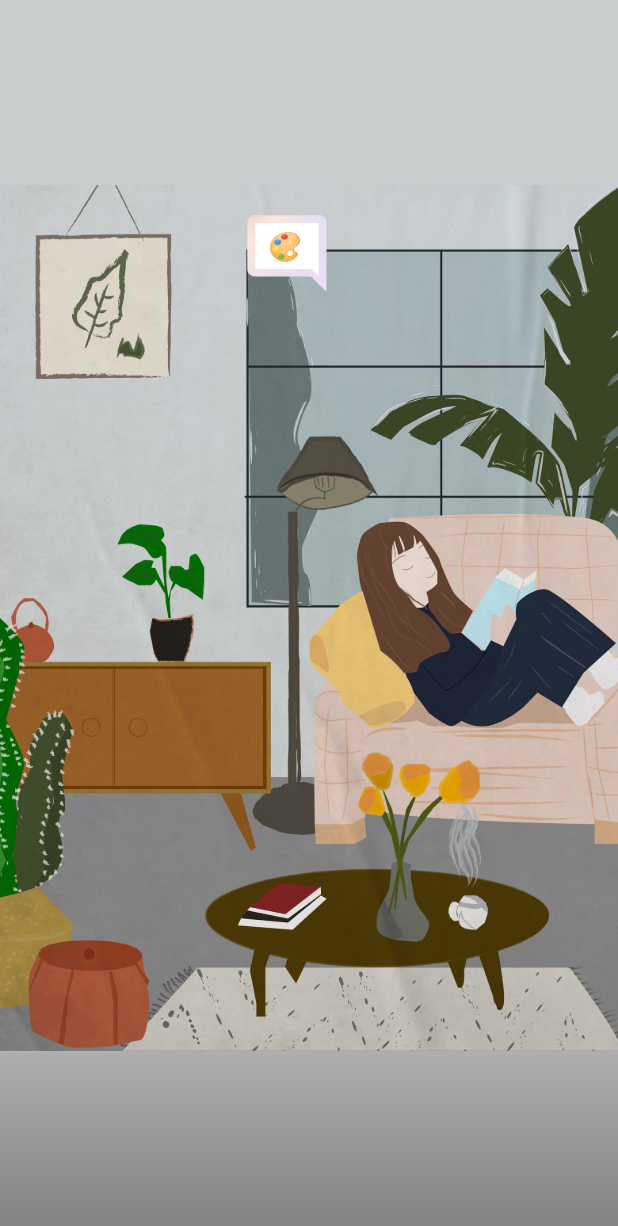
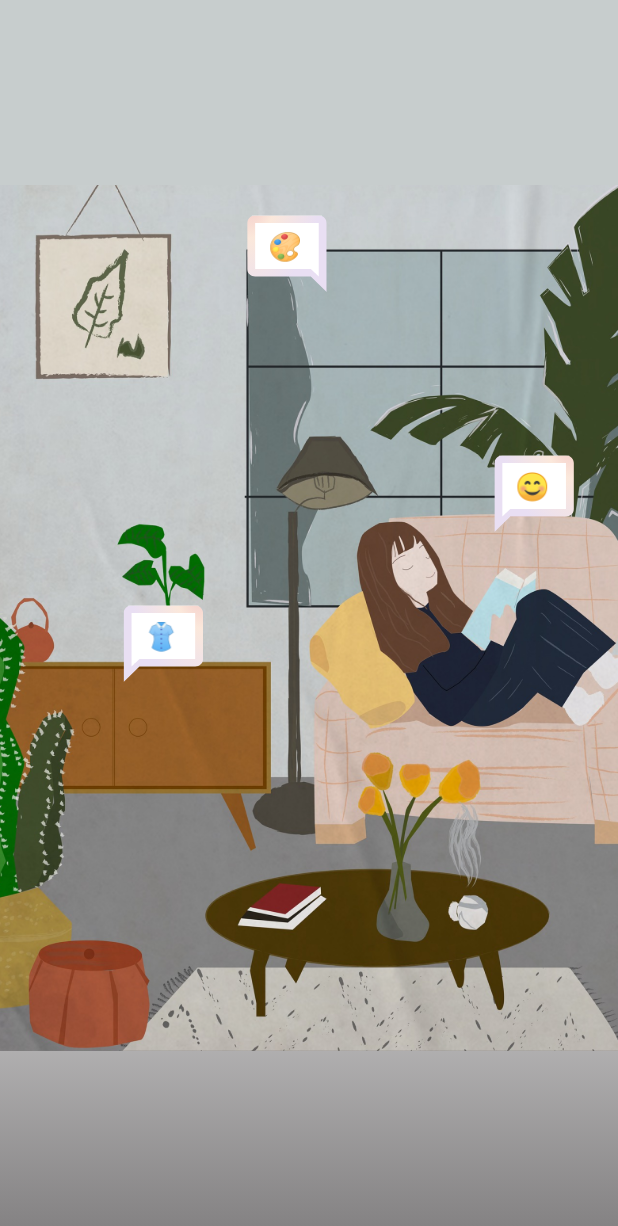
Before and after one commit to samuelchanx/beyondhack-app, a Flutter app: the screen it shows after launch, on a phone screen of 412 x 824 dp. Shown: the top 1226 px of the screen. Run offline on Flutter 3.47's test engine with Material 2 defaults, Android fonts, the phone set to English and light mode, and no system bars; our stand-ins replace animate_do, app_links, chat_bubbles, dartx, equatable, firebase_auth and 10 more; missing offline and left inert: artemis, gql, nhost_graphql_adapter, nhost_sdk, sign_button; accounts and stored records are empty.

Commit message:
feat: add chat bubbles for home page

```diff
--- a/lib/features/home/home_page.dart
+++ b/lib/features/home/home_page.dart
@@ -33,7 +33,17 @@ class HomePage extends StatelessWidget {
                       ),
                     ),
                   ),
-                  ChatBubble().positioned(left: Get.width * 0.4, top: 20),
+                  const ChatBubble(
+                    text: '🎨',
+                  ).positioned(left: Get.width * 0.4, top: 20),
+                  const ChatBubble(
+                    text: '👚',
+                    rotated: true,
+                  ).positioned(left: Get.width * 0.2, top: 280),
+                  const ChatBubble(
+                    text: '😊',
+                    rotated: true,
+                  ).positioned(left: Get.width * 0.8, top: 180),
                 ],
               ).height(
                 Get.height * 0.7,
--- a/lib/ui/components/chat_bubble.dart
+++ b/lib/ui/components/chat_bubble.dart
@@ -1,18 +1,28 @@
+import 'dart:math';
+
 import 'package:beyondhack/ui/assets/assets.gen.dart';
 import 'package:beyondhack/ui/utils/ui_helper.dart';
 import 'package:flutter/material.dart';
 
 class ChatBubble extends StatelessWidget {
+  final String text;
+  final bool rotated;
   const ChatBubble({
     Key? key,
+    required this.text,
+    this.rotated = false,
   }) : super(key: key);
 
   @override
   Widget build(BuildContext context) {
     return Stack(
       children: [
-        Assets.svgs.chatBubble.svg(),
-        const Text('🎨').fontSize(18).positioned(top: 10, left: 14),
+        Transform(
+          alignment: Alignment.center,
+          transform: Matrix4.rotationY(rotated ? pi : 0),
+          child: Assets.svgs.chatBubble.svg(),
+        ),
+        Text(text).fontSize(18).positioned(top: 10, left: 14),
       ],
     );
   }
```
